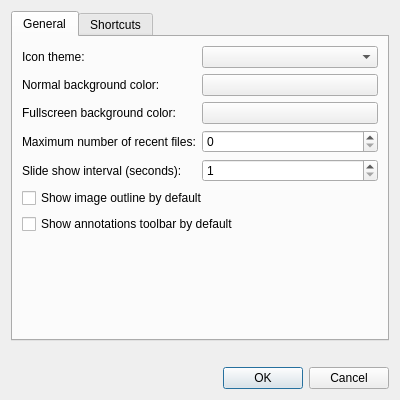
Above: src/preferencesdialog.ui from lxqt/lximage-qt before the change. Below: the same form after it.
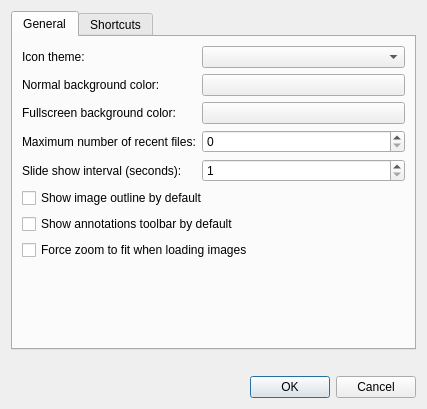
That is the form after the change. Custom widgets are drawn as their Qt base class.

Commit message: Implement force zoom fit when loading images. Should fix #380

Patch:
```diff
--- a/src/preferencesdialog.ui
+++ b/src/preferencesdialog.ui
@@ -6,8 +6,8 @@
    <rect>
     <x>0</x>
     <y>0</y>
-    <width>400</width>
-    <height>400</height>
+    <width>427</width>
+    <height>409</height>
    </rect>
   </property>
   <property name="windowTitle">
@@ -103,6 +103,13 @@
          </property>
         </widget>
        </item>
+       <item row="7" column="0" colspan="2">
+        <widget class="QCheckBox" name="forceZoomFitBox">
+         <property name="text">
+          <string>Force zoom to fit when loading images</string>
+         </property>
+        </widget>
+       </item>
       </layout>
      </widget>
      <widget class="QWidget" name="tab_2">
```
The commit also changes 4 other files.
